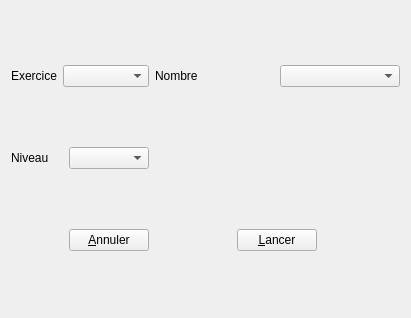
This is abuledulanceurv1.ui in Txikilinux/leterrier-calculment as Qt 5 draws it before an edit. The edited form follows.
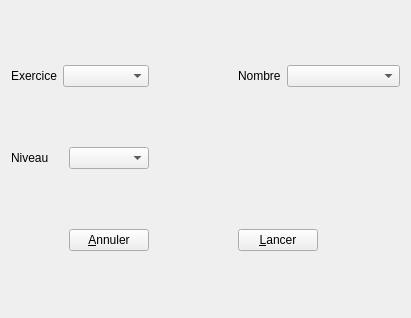
This is the edited form.

Commit message: Titre fenetre lanceur + traductions complétées

Diff of the .ui file:
```diff
--- a/abuledulanceurv1.ui
+++ b/abuledulanceurv1.ui
@@ -24,13 +24,6 @@
    <item row="0" column="1" colspan="2">
     <widget class="QComboBox" name="cbExercice"/>
    </item>
-   <item row="0" column="3" colspan="2">
-    <widget class="QLabel" name="lblNombre">
-     <property name="text">
-      <string>Nombre</string>
-     </property>
-    </widget>
-   </item>
    <item row="0" column="5" colspan="2">
     <widget class="QComboBox" name="cbNombre"/>
    </item>
@@ -110,6 +103,13 @@
      </property>
     </spacer>
    </item>
+   <item row="0" column="4">
+    <widget class="QLabel" name="lblNombre">
+     <property name="text">
+      <string>Nombre</string>
+     </property>
+    </widget>
+   </item>
   </layout>
  </widget>
  <resources/>
```
The commit also changes 4 other files.
